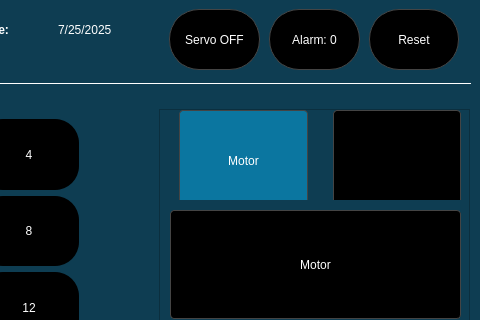
First picture: the form in ros2_ws/src/ui_app/ui_app/ui_magic_cube.ui, repository SpencerSedano/cas-mc, before the edit; both pictures show x 800 to 1280 and y 0 to 320 of the 1280 by 799 pixel window.
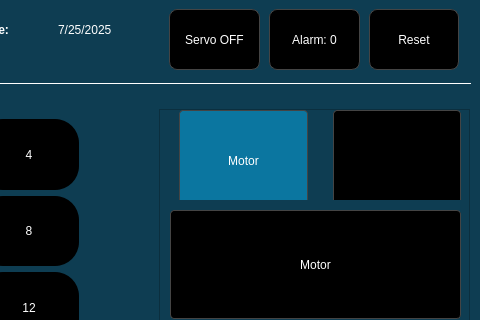
Second picture: the form after the edit. The open tabs and pages were chosen to show the change. Icons and pictures are not drawn.

Commit message: only maximized window

```diff
--- a/ros2_ws/src/ui_app/ui_app/ui_magic_cube.ui
+++ b/ros2_ws/src/ui_app/ui_app/ui_magic_cube.ui
@@ -6361,7 +6361,7 @@
        </property>
        <property name="styleSheet">
         <string notr="true">QPushButton#ServoONOFFButton {
-		border-radius: 30px;
+         border-radius: 8px;
 }</string>
        </property>
        <property name="text">
@@ -6381,7 +6381,8 @@
         </rect>
        </property>
        <property name="styleSheet">
-        <string notr="true">border-radius: 30px;</string>
+        <string notr="true">            border-radius: 8px;
+</string>
        </property>
        <property name="text">
         <string>Alarm: 0</string>
@@ -6403,7 +6404,8 @@
         </rect>
        </property>
        <property name="styleSheet">
-        <string notr="true">border-radius: 30px;</string>
+        <string notr="true">            border-radius: 8px;
+</string>
        </property>
        <property name="text">
         <string>Reset</string>
```
Left out of the diff: 14 changed lines with no effect on the pictures. The commit also changes 3 other files.
